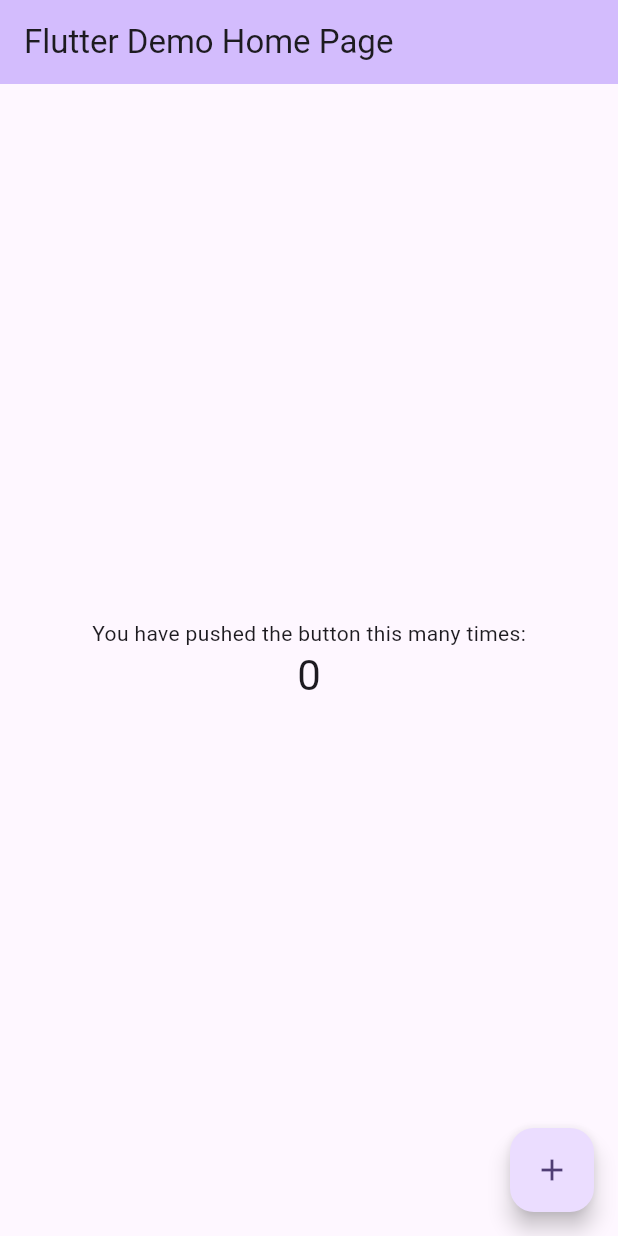
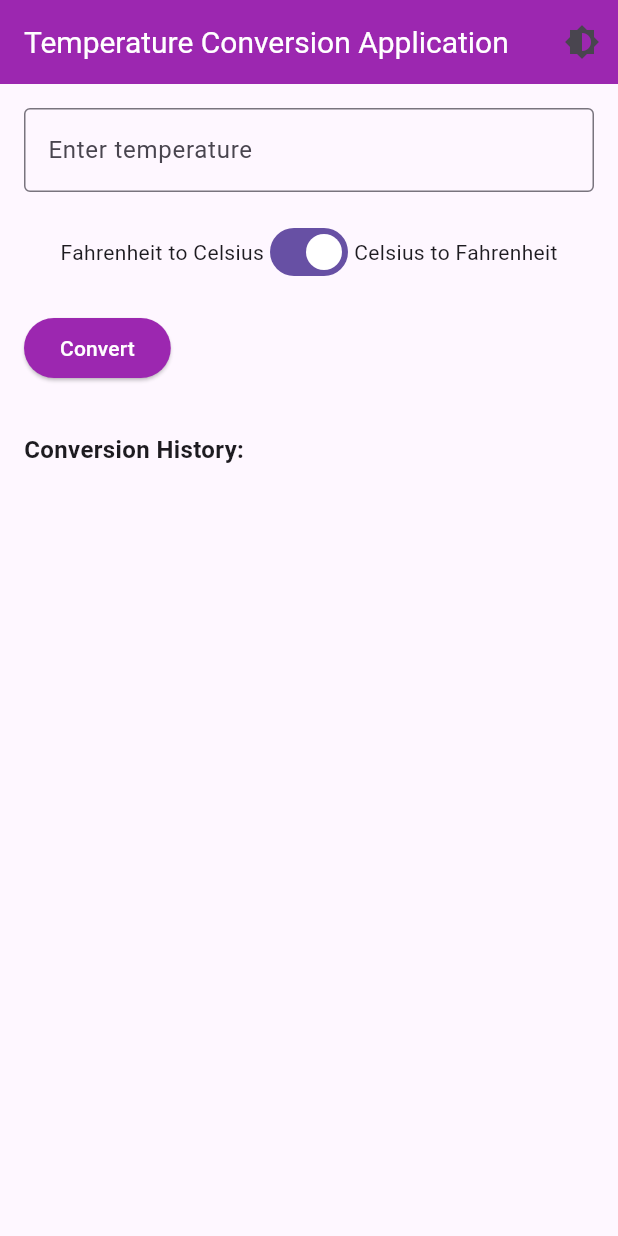
Before and after one commit to Bryaurel/Temperature_Conv_App, a Flutter app: the screen it shows after launch, on a phone screen of 412 x 824 dp. Run offline on Flutter 3.47's test engine with Material 3 defaults, Android fonts, the phone set to English and light mode, and no system bars.

Commit message:
temp_app

```diff
--- a/temp_app/lib/main.dart
+++ b/temp_app/lib/main.dart
@@ -1,125 +1,167 @@
 import 'package:flutter/material.dart';
 
 void main() {
-  runApp(const MyApp());
+  runApp(TemperatureConverterApp());
 }
 
-class MyApp extends StatelessWidget {
-  const MyApp({super.key});
-
-  // This widget is the root of your application.
+class TemperatureConverterApp extends StatefulWidget {
   @override
-  Widget build(BuildContext context) {
-    return MaterialApp(
-      title: 'Flutter Demo',
-      theme: ThemeData(
-        // This is the theme of your application.
-        //
-        // TRY THIS: Try running your application with "flutter run". You'll see
-        // the application has a purple toolbar. Then, without quitting the app,
-        // try changing the seedColor in the colorScheme below to Colors.green
-        // and then invoke "hot reload" (save your changes or press the "hot
-        // reload" button in a Flutter-supported IDE, or press "r" if you used
-        // the command line to start the app).
-        //
-        // Notice that the counter didn't reset back to zero; the application
-        // state is not lost during the reload. To reset the state, use hot
-        // restart instead.
-        //
-        // This works for code too, not just values: Most code changes can be
-        // tested with just a hot reload.
-        colorScheme: ColorScheme.fromSeed(seedColor: Colors.deepPurple),
-        useMaterial3: true,
-      ),
-      home: const MyHomePage(title: 'Flutter Demo Home Page'),
-    );
-  }
+  _TemperatureConverterAppState createState() => _TemperatureConverterAppState();
 }
 
-class MyHomePage extends StatefulWidget {
-  const MyHomePage({super.key, required this.title});
+class _TemperatureConverterAppState extends State<TemperatureConverterApp> {
+  ThemeMode _themeMode = ThemeMode.light; // Default theme is light
 
-  // This widget is the home page of your application. It is stateful, meaning
-  // that it has a State object (defined below) that contains fields that affect
-  // how it looks.
-
-  // This class is the configuration for the state. It holds the values (in this
-  // case the title) provided by the parent (in this case the App widget) and
-  // used by the build method of the State. Fields in a Widget subclass are
-  // always marked "final".
-
-  final String title;
-
-  @override
-  State<MyHomePage> createState() => _MyHomePageState();
-}
-
-class _MyHomePageState extends State<MyHomePage> {
-  int _counter = 0;
-
-  void _incrementCounter() {
+  void _toggleTheme() {
     setState(() {
-      // This call to setState tells the Flutter framework that something has
-      // changed in this State, which causes it to rerun the build method below
-      // so that the display can reflect the updated values. If we changed
-      // _counter without calling setState(), then the build method would not be
-      // called again, and so nothing would appear to happen.
-      _counter++;
+      _themeMode = _themeMode == ThemeMode.light ? ThemeMode.dark : ThemeMode.light;
     });
   }
 
   @override
   Widget build(BuildContext context) {
-    // This method is rerun every time setState is called, for instance as done
-    // by the _incrementCounter method above.
-    //
-    // The Flutter framework has been optimized to make rerunning build methods
-    // fast, so that you can just rebuild anything that needs updating rather
-    // than having to individually change instances of widgets.
+    return MaterialApp(
+      title: 'Temperature Conversion Application',
+      theme: ThemeData(
+        brightness: Brightness.light,
+        primarySwatch: Colors.purple, // Set the primary swatch to green
+        appBarTheme: AppBarTheme(
+          backgroundColor: Colors.purple, // AppBar background color
+          titleTextStyle: TextStyle(color: Colors.white, fontSize: 20), // AppBar text color
+        ),
+        elevatedButtonTheme: ElevatedButtonThemeData(
+          style: ElevatedButton.styleFrom(
+            backgroundColor: Colors.purple, // Button background color
+            foregroundColor: Colors.white, // Button text color
+          ),
+        ),
+      ),
+      darkTheme: ThemeData(
+        brightness: Brightness.dark,
+        primarySwatch: Colors.deepPurple,
+        appBarTheme: AppBarTheme(
+          backgroundColor: Colors.deepPurple, // Dark theme AppBar color
+          titleTextStyle: TextStyle(color: Colors.white, fontSize: 20),
+        ),
+        elevatedButtonTheme: ElevatedButtonThemeData(
+          style: ElevatedButton.styleFrom(
+            backgroundColor: Colors.deepPurple,
+            foregroundColor: Colors.white, // Button text color in dark mode
+          ),
+        ),
+      ),
+      themeMode: _themeMode, // Apply the selected theme mode
+      home: TemperatureConverter(toggleTheme: _toggleTheme),
+    );
+  }
+}
+
+class TemperatureConverter extends StatefulWidget {
+  final VoidCallback toggleTheme;
+
+  TemperatureConverter({required this.toggleTheme});
+
+  @override
+  _TemperatureConverterState createState() => _TemperatureConverterState();
+}
+
+class _TemperatureConverterState extends State<TemperatureConverter> {
+  bool isFtoC = true; // Default to Fahrenheit to Celsius
+  final TextEditingController _controller = TextEditingController();
+  double? convertedValue;
+  List<String> conversionHistory = [];
+
+  void convertTemperature() {
+    double? input = double.tryParse(_controller.text);
+    if (input == null) return;
+
+    double result;
+    String conversion;
+
+    if (isFtoC) {
+      result = (input - 32) * 5 / 9; // Fahrenheit to Celsius
+      conversion = 'F to C: ${input.toStringAsFixed(1)} => ${result.toStringAsFixed(2)}';
+    } else {
+      result = input * 9 / 5 + 32; // Celsius to Fahrenheit
+      conversion = 'C to F: ${input.toStringAsFixed(1)} => ${result.toStringAsFixed(2)}';
+    }
+
+    setState(() {
+      convertedValue = result;
+      conversionHistory.add(conversion);
+    });
+  }
+
+  @override
+  Widget build(BuildContext context) {
     return Scaffold(
       appBar: AppBar(
-        // TRY THIS: Try changing the color here to a specific color (to
-        // Colors.amber, perhaps?) and trigger a hot reload to see the AppBar
-        // change color while the other colors stay the same.
-        backgroundColor: Theme.of(context).colorScheme.inversePrimary,
-        // Here we take the value from the MyHomePage object that was created by
-        // the App.build method, and use it to set our appbar title.
-        title: Text(widget.title),
+        title: Text('Temperature Conversion Application'),
+        actions: [
+          IconButton(
+            icon: Icon(Icons.brightness_6), // Theme switch icon
+            onPressed: widget.toggleTheme, // Call the toggle function
+          ),
+        ],
       ),
-      body: Center(
-        // Center is a layout widget. It takes a single child and positions it
-        // in the middle of the parent.
+      body: Padding(
+        padding: const EdgeInsets.all(16.0),
         child: Column(
-          // Column is also a layout widget. It takes a list of children and
-          // arranges them vertically. By default, it sizes itself to fit its
-          // children horizontally, and tries to be as tall as its parent.
-          //
-          // Column has various properties to control how it sizes itself and
-          // how it positions its children. Here we use mainAxisAlignment to
-          // center the children vertically; the main axis here is the vertical
-          // axis because Columns are vertical (the cross axis would be
-          // horizontal).
-          //
-          // TRY THIS: Invoke "debug painting" (choose the "Toggle Debug Paint"
-          // action in the IDE, or press "p" in the console), to see the
-          // wireframe for each widget.
-          mainAxisAlignment: MainAxisAlignment.center,
-          children: <Widget>[
-            const Text(
-              'You have pushed the button this many times:',
+          crossAxisAlignment: CrossAxisAlignment.start,
+          children: [
+            TextField(
+              controller: _controller,
+              keyboardType: TextInputType.number,
+              decoration: InputDecoration(
+                labelText: 'Enter temperature',
+                border: OutlineInputBorder(),
+              ),
             ),
+            SizedBox(height: 16),
+            Row(
+              mainAxisAlignment: MainAxisAlignment.center,
+              children: [
+                Text('Fahrenheit to Celsius'),
+                Switch(
+                  value: isFtoC,
+                  onChanged: (value) {
+                    setState(() {
+                      isFtoC = value;
+                    });
+                  },
+                ),
+                Text('Celsius to Fahrenheit'),
+              ],
+            ),
+            SizedBox(height: 16),
+            ElevatedButton(
+              onPressed: convertTemperature,
+              child: Text('Convert'),
+            ),
+            SizedBox(height: 16),
+            if (convertedValue != null)
+              Text(
+                'Converted Value: ${convertedValue!.toStringAsFixed(2)}',
+                style: TextStyle(fontSize: 18, fontWeight: FontWeight.bold),
+              ),
+            SizedBox(height: 16),
             Text(
-              '$_counter',
-              style: Theme.of(context).textTheme.headlineMedium,
+              'Conversion History:',
+              style: TextStyle(fontSize: 16, fontWeight: FontWeight.bold),
+            ),
+            Expanded(
+              child: ListView.builder(
+                itemCount: conversionHistory.length,
+                itemBuilder: (context, index) {
+                  return ListTile(
+                    title: Text(conversionHistory[index]),
+                  );
+                },
+              ),
             ),
           ],
         ),
       ),
-      floatingActionButton: FloatingActionButton(
-        onPressed: _incrementCounter,
-        tooltip: 'Increment',
-        child: const Icon(Icons.add),
-      ), // This trailing comma makes auto-formatting nicer for build methods.
     );
   }
 }
```
